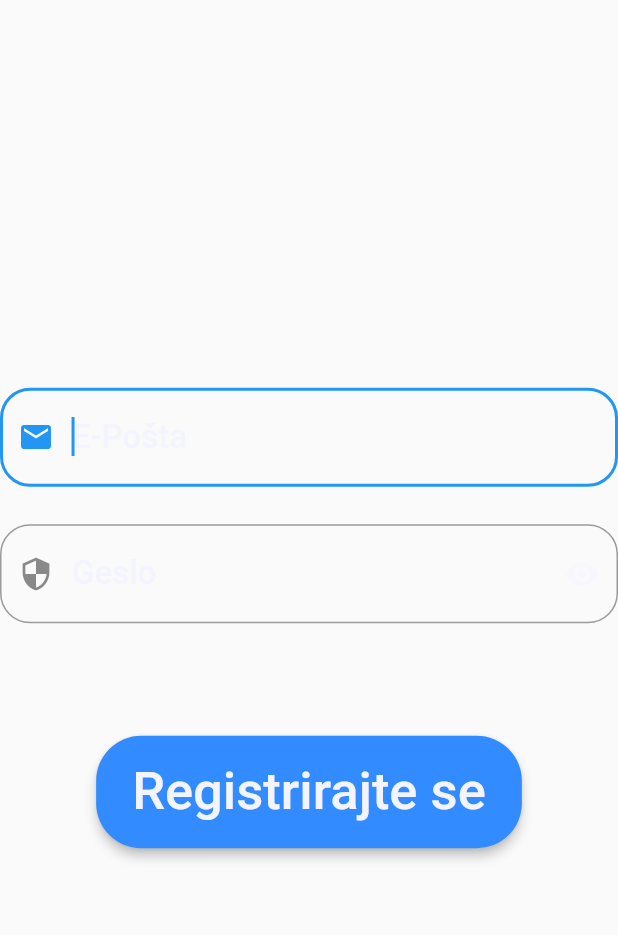
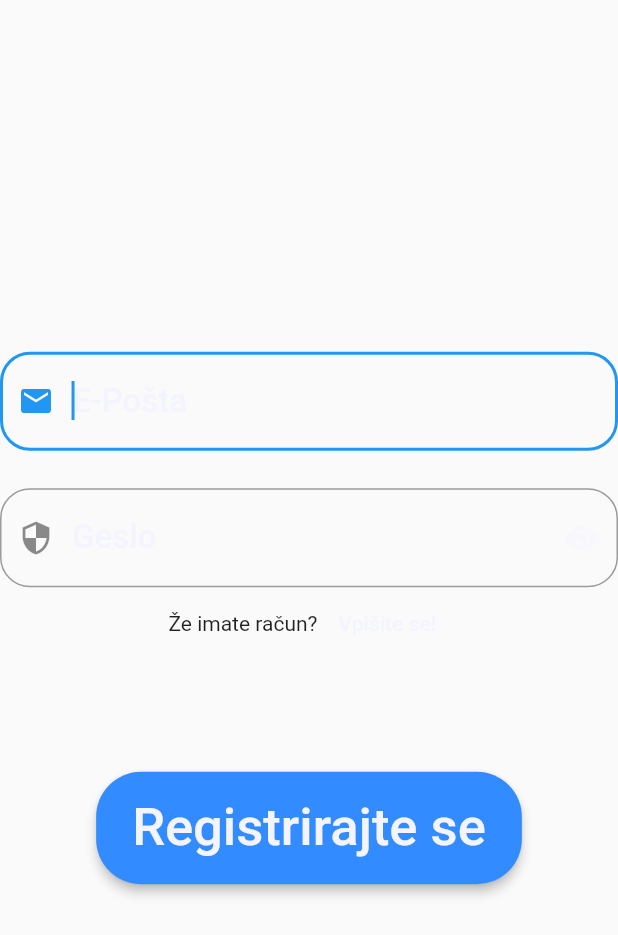
Before and after one commit to MerceneX/ShooDar, a Flutter app: the RegisterForm widget shown alone on an empty page, opened directly, on a phone screen of 412 x 824 dp. Shown: the top 935 px of the screen. Run offline on Flutter 3.47's test engine with Material 2 defaults, Android fonts, the phone set to English and light mode, and no system bars; our stand-ins replace audioplayers, bloc, cloud_firestore, dartz, data_connection_checker, equatable and 9 more; accounts and stored records are empty; Roboto replaces fonts that are missing (Hind); statements that could not run were skipped.

Commit message:
Improved user experience of login and register

```diff
--- a/src/lib/features/user/presentation/widgets/register_controls.dart
+++ b/src/lib/features/user/presentation/widgets/register_controls.dart
@@ -2,6 +2,7 @@ import 'package:flutter/cupertino.dart';
 import 'package:flutter/material.dart';
 import 'package:flutter_bloc/flutter_bloc.dart';
 import 'package:shoodar/features/user/presentation/bloc/bloc.dart';
+import 'package:shoodar/features/user/presentation/pages/login_user.dart';
 
 class RegisterForm extends StatefulWidget {
   final String emailError;
@@ -81,6 +82,28 @@ class _RegisterFormState extends State<RegisterForm> {
                   dispatchRegister();
                 },
               ),
+              Row(
+                mainAxisAlignment: MainAxisAlignment.center,
+                children: <Widget>[
+                  Text("Že imate račun?",
+                      style: TextStyle(
+                        fontFamily:
+                            Theme.of(context).textTheme.bodyText1.fontFamily,
+                      )),
+                  MaterialButton(
+                      padding: EdgeInsets.only(left: 5),
+                      child: Text("Vpišite se!",
+                          style: TextStyle(
+                            fontFamily: Theme.of(context)
+                                .textTheme
+                                .bodyText1
+                                .fontFamily,
+                            color: Theme.of(context).textTheme.bodyText1.color,
+                          )),
+                      onPressed: () => Navigator.push(context,
+                          MaterialPageRoute(builder: (context) => LoginPage())))
+                ],
+              ),
               Padding(
                   padding: EdgeInsets.only(top: 75),
                   child: MaterialButton(
```
Also changed, not shown: src/lib/features/user/presentation/widgets/login_controls.dart (+25 -7 lines).
